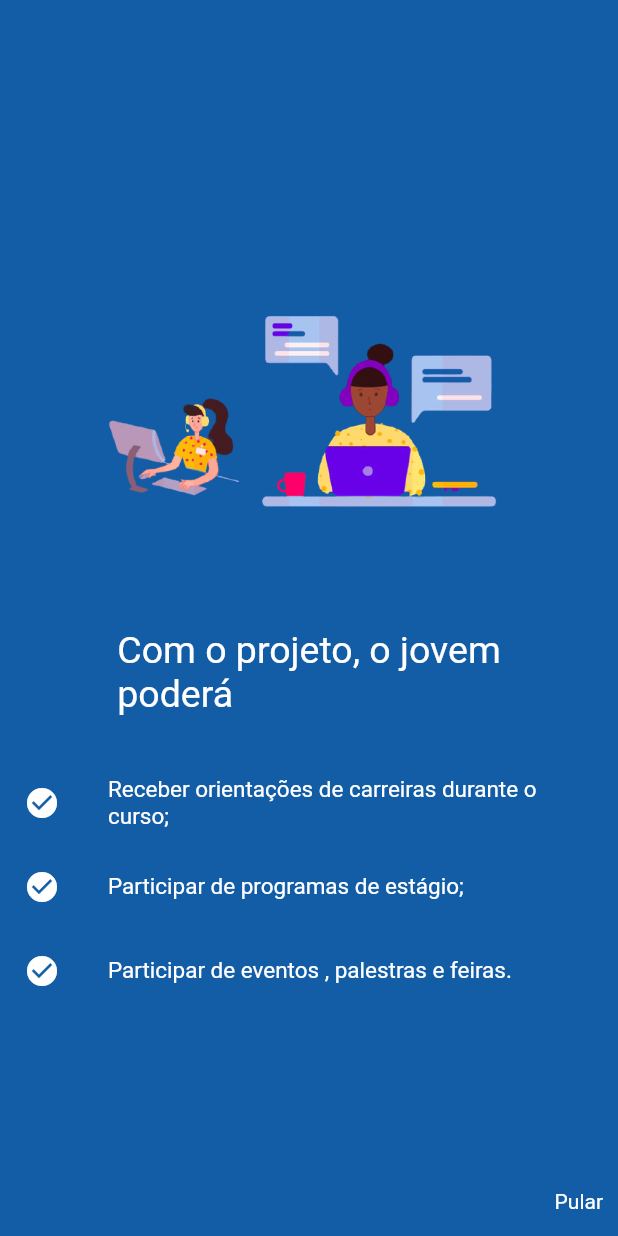
After one commit to rodriguesJeff/hackccr_profissionaliza_jovem, a Flutter app: the screen it shows after launch, swiped to page 3, on a phone screen of 412 x 824 dp. The commit adds this screen. Run offline on Flutter 3.47's test engine with Material 2 defaults, Android fonts, the phone set to English and light mode, and no system bars; our stand-ins replace get.

Commit message:
finalizada ultima pagina de apresentação

```diff
--- /dev/null
+++ b/lib/app/modules/home/views/pages/page_end.dart
@@ -0,0 +1,71 @@
+import 'package:flutter/material.dart';
+import 'package:hackccr_profissionaliza_jovem/app/shared/utils.dart';
+
+class PageEndView extends StatelessWidget {
+  @override
+  Widget build(BuildContext context) {
+    return Scaffold(
+      backgroundColor: Utils.primaryColor,
+      body: Stack(
+        children: [
+          Container(
+            alignment: Alignment.center,
+            child: Column(
+              mainAxisAlignment: MainAxisAlignment.center,
+              children: [
+                Image(
+                  width: 300.0,
+                  height: 250.0,
+                  image: AssetImage(image2),
+                ),
+                SizedBox(height: 20.0),
+                Text(
+                  'Com o projeto, o jovem\npoderá',
+                  style: TextStyle(
+                    color: Colors.white,
+                    fontSize: 25.0,
+                  ),
+                ),
+                SizedBox(height: 30),
+                ListTile(
+                  leading: Icon(Icons.check_circle, color: Colors.white),
+                  title: Text(
+                    'Receber orientações de carreiras durante o curso;',
+                    style: TextStyle(color: Colors.white, fontSize: 15.0),
+                  ),
+                ),
+                ListTile(
+                  leading: Icon(Icons.check_circle, color: Colors.white),
+                  title: Text(
+                    'Participar de programas de estágio;',
+                    style: TextStyle(color: Colors.white, fontSize: 15.0),
+                  ),
+                ),
+                ListTile(
+                  leading: Icon(Icons.check_circle, color: Colors.white),
+                  title: Text(
+                    'Participar de eventos , palestras e feiras. ',
+                    style: TextStyle(color: Colors.white, fontSize: 15.0),
+                  ),
+                ),
+              ],
+            ),
+          ),
+          Positioned(
+            bottom: 15.0,
+            right: 10.0,
+            child: GestureDetector(
+              onTap: () {},
+              child: Text(
+                'Pular',
+                style: TextStyle(
+                  color: Colors.white,
+                ),
+              ),
+            ),
+          ),
+        ],
+      ),
+    );
+  }
+}
--- a/lib/app/modules/home/views/presentation_view.dart
+++ b/lib/app/modules/home/views/presentation_view.dart
@@ -1,4 +1,5 @@
 import 'package:flutter/material.dart';
+import 'package:hackccr_profissionaliza_jovem/app/modules/home/views/pages/page_end.dart';
 import 'package:hackccr_profissionaliza_jovem/app/modules/home/views/pages/page_mid.dart';
 
 import 'pages/page_init.dart';
@@ -16,6 +17,7 @@ _buildingPageView() {
     children: [
       PageInitView(),
       PageMidView(),
+      PageEndView(),
     ],
   );
 }
```
